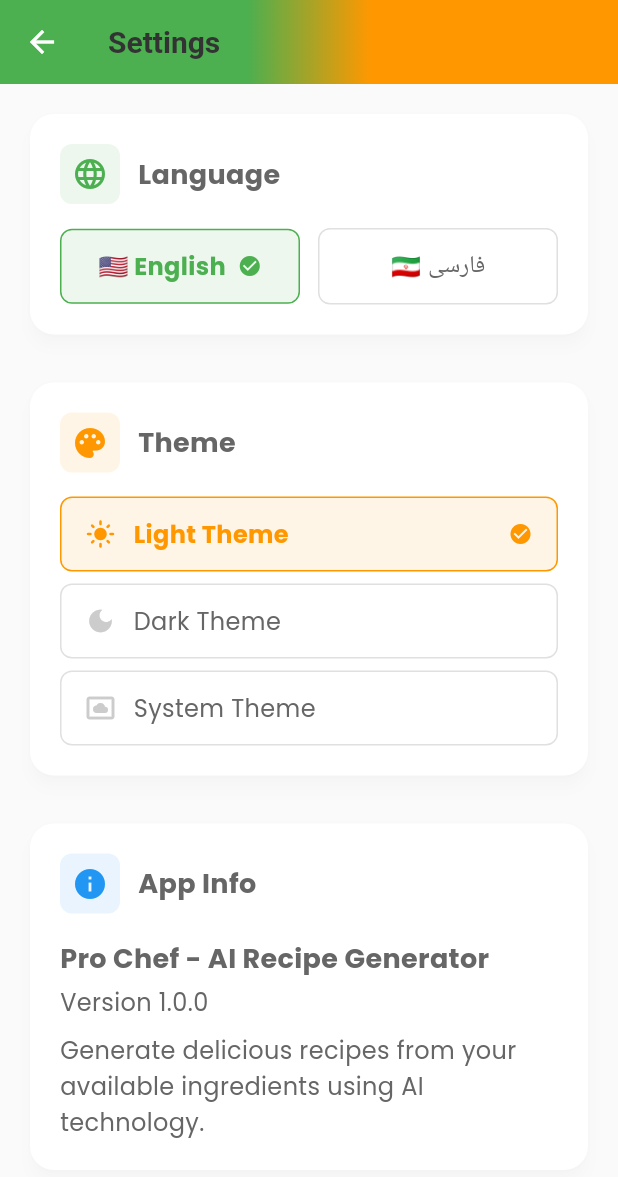
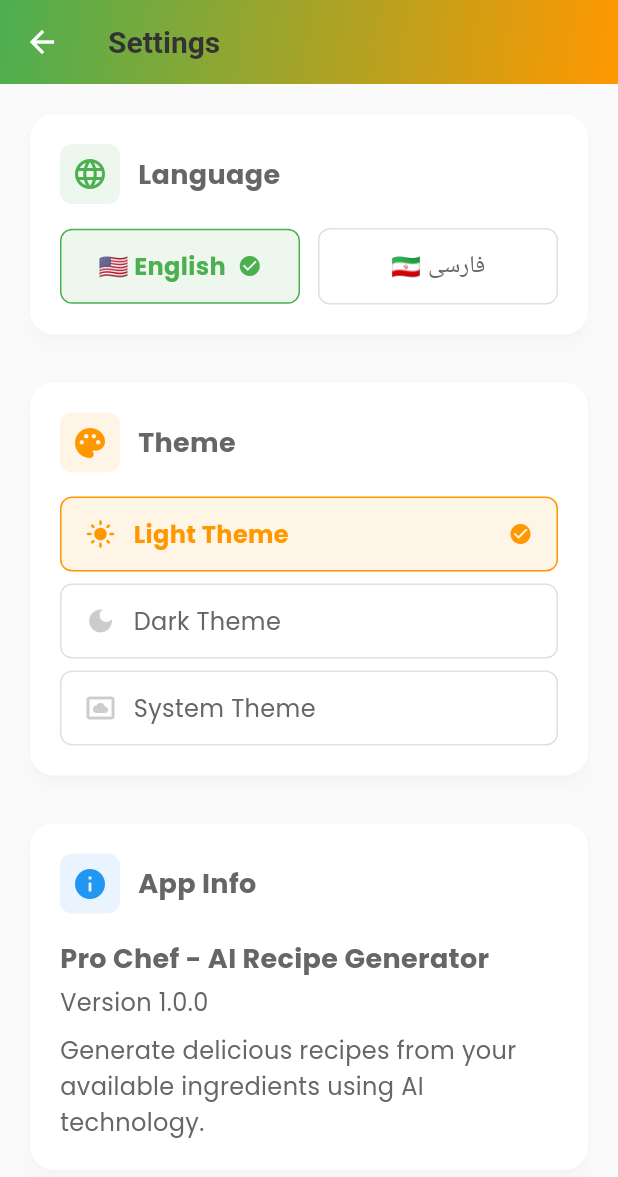
Before and after one commit to hamed75kazemii/pro_chef, a Flutter app: the screen it shows after launch, after a tap on the "settings" icon, on a phone screen of 412 x 824 dp. Shown: the top 1177 px of the screen. Run offline on Flutter 3.47's test engine with Material 3 defaults, Android fonts, the phone set to English and light mode, and no system bars; our stand-ins replace get, get_storage, google_fonts, share_plus, shared_preferences.

Commit message:
Modify home screen

```diff
--- a/lib/constants/app_colors.dart
+++ b/lib/constants/app_colors.dart
@@ -11,10 +11,9 @@ class AppColors {
 
   // Gradient Colors
   static const LinearGradient primaryGradient = LinearGradient(
-    stops: [0.40, 0.60],
-    begin: Alignment.centerLeft,
-    end: Alignment.centerRight,
-    colors: [mintGreen, warmOrange],
+    begin: Alignment.topLeft,
+    end: Alignment.bottomRight,
+    colors: [AppColors.mintGreen, AppColors.warmOrange],
   );
 
   // Background Colors
--- /dev/null
+++ b/lib/constants/app_images.dart
@@ -0,0 +1,5 @@
+import 'package:flutter/material.dart';
+
+class AppImages {
+  static Image logo = Image.asset('assets/icon/chef_pro.png');
+}
--- /dev/null
+++ b/lib/constants/screen_utills.dart
@@ -0,0 +1,4 @@
+class ScreenUtills {
+  static const double edgePadding = 15;
+  static const double cartPadding = 20;
+}
--- a/lib/main.dart
+++ b/lib/main.dart
@@ -80,6 +80,14 @@ class MyApp extends StatelessWidget {
             borderRadius: BorderRadius.circular(12),
             borderSide: const BorderSide(color: AppColors.inputFocus, width: 2),
           ),
+
+          enabledBorder: OutlineInputBorder(
+            borderRadius: BorderRadius.circular(12),
+            borderSide: const BorderSide(
+              color: AppColors.inputBorder,
+              width: 1,
+            ),
+          ),
           filled: true,
           fillColor: AppColors.inputBackground,
         ),
@@ -135,6 +143,10 @@ class MyApp extends StatelessWidget {
             borderRadius: BorderRadius.circular(12),
             borderSide: const BorderSide(color: AppColors.inputFocus, width: 2),
           ),
+          enabledBorder: OutlineInputBorder(
+            borderRadius: BorderRadius.circular(12),
+            borderSide: const BorderSide(color: AppColors.charcoal, width: 1),
+          ),
           filled: true,
           fillColor: const Color(0xFF2A2A2A),
         ),
--- /dev/null
+++ b/lib/method/share.dart
@@ -0,0 +1,22 @@
+import 'package:get/get.dart';
+import 'package:share_plus/share_plus.dart';
+
+void shareApp() {
+  final String shareText = '''
+👨‍🍳 ${'app_title'.tr}
+
+🍽️ ${'enter_ingredients_description'.tr}
+
+✨ ${'features'.tr}:
+• ${'ai_powered_suggestions'.tr}
+• ${'dietary_preferences'.tr}
+• ${'save_favorite_recipes'.tr}
+• ${'easy_instructions'.tr}
+
+📱 ${'download_now'.tr}!
+
+#ProChef #RecipeGenerator #CookingApp
+''';
+
+  Share.share(shareText, subject: 'check_out_pro_chef'.tr);
+}
--- a/lib/screens/home_screen.dart
+++ b/lib/screens/home_screen.dart
@@ -1,13 +1,12 @@
 import 'package:flutter/material.dart';
 import 'package:get/get.dart';
-import 'package:share_plus/share_plus.dart';
+import 'package:pro_chef/constants/Screen_utills.dart';
+import 'package:pro_chef/usecases/appbar/home_appbar.dart';
 import '../constants/app_colors.dart';
 import '../constants/app_text_theme.dart';
 import '../controllers/recipe_controller.dart';
 import '../controllers/root_controller.dart';
 import 'results_screen.dart';
-import 'settings_screen.dart';
-import 'saved_recipes_screen.dart';
 
 class HomeScreen extends StatefulWidget {
   const HomeScreen({super.key});
@@ -48,144 +47,44 @@ class _HomeScreenState extends State<HomeScreen> {
     });
   }
 
-  void _shareApp() {
-    final String shareText = '''
-👨‍🍳 ${'app_title'.tr}
-
-🍽️ ${'enter_ingredients_description'.tr}
-
-✨ ${'features'.tr}:
-• ${'ai_powered_suggestions'.tr}
-• ${'dietary_preferences'.tr}
-• ${'save_favorite_recipes'.tr}
-• ${'easy_instructions'.tr}
-
-📱 ${'download_now'.tr}!
-
-#ProChef #RecipeGenerator #CookingApp
-''';
-
-    Share.share(shareText, subject: '${'check_out_pro_chef'.tr}');
-  }
-
   @override
   Widget build(BuildContext context) {
     return Scaffold(
-      appBar: AppBar(
-        flexibleSpace: Container(
-          decoration: const BoxDecoration(gradient: AppColors.primaryGradient),
-        ),
-        title: Row(
+      body: SingleChildScrollView(
+        physics: ClampingScrollPhysics(),
+        child: Column(
           children: [
             Container(
-              padding: const EdgeInsets.all(8),
               decoration: BoxDecoration(
-                color: Colors.white.withOpacity(0.2),
-                borderRadius: BorderRadius.circular(12),
+                gradient: AppColors.primaryGradient,
+                borderRadius: BorderRadius.vertical(
+                  bottom: Radius.circular(20),
                 ),
-              child: Image.asset(
-                'assets/icon/chef_pro.png',
-                width: 32,
-                height: 32,
-              ),
-            ),
-            const SizedBox(width: 12),
-            Text(
-              'Pro Chef',
-              style: AppTextTheme.titleLarge.copyWith(
-                color: Colors.white,
-                fontWeight: FontWeight.bold,
-              ),
-            ),
-          ],
-        ),
-        actions: [
-          // Saved Recipes Button
-          Container(
-            margin: const EdgeInsets.only(right: 8),
-            decoration: BoxDecoration(
-              color: Colors.white.withOpacity(0.2),
-              borderRadius: BorderRadius.circular(12),
-            ),
-            child: IconButton(
-              onPressed: () {
-                Get.to(() => const SavedRecipesScreen());
-              },
-              icon: const Icon(
-                Icons.favorite_border,
-                color: Colors.white,
-                size: 24,
-              ),
-              tooltip: 'saved_recipes'.tr,
-            ),
-          ),
-          // Share App Button
-          Container(
-            margin: const EdgeInsets.only(right: 8),
-            decoration: BoxDecoration(
-              color: Colors.white.withOpacity(0.2),
-              borderRadius: BorderRadius.circular(12),
-            ),
-            child: IconButton(
-              onPressed: _shareApp,
-              icon: const Icon(Icons.share, color: Colors.white, size: 24),
-              tooltip: 'share_app'.tr,
-            ),
-          ),
-          // Settings Button
-          Container(
-            margin: const EdgeInsets.only(right: 16),
-            decoration: BoxDecoration(
-              color: Colors.white.withOpacity(0.2),
-              borderRadius: BorderRadius.circular(12),
-            ),
-            child: IconButton(
-              onPressed: () {
-                Get.to(() => const SettingsScreen());
-              },
-              icon: const Icon(Icons.settings, color: Colors.white, size: 24),
-              tooltip: 'settings'.tr,
-            ),
-          ),
-        ],
-        backgroundColor: AppColors.appBarBackground,
-        elevation: 0,
-      ),
-      body: SingleChildScrollView(
-        child: Padding(
-          padding: const EdgeInsets.all(20.0),
-          child: Column(
-            crossAxisAlignment: CrossAxisAlignment.stretch,
-            children: [
-              // Welcome Card with enhanced design
-              Container(
-                decoration: BoxDecoration(
-                  gradient: const LinearGradient(
-                    begin: Alignment.topLeft,
-                    end: Alignment.bottomRight,
-                    colors: [AppColors.mintGreen, AppColors.warmOrange],
-                  ),
-                  borderRadius: BorderRadius.circular(20),
                 boxShadow: [
                   BoxShadow(
-                      color: AppColors.mintGreen.withOpacity(0.3),
+                    color: AppColors.mintGreen.withValues(alpha: 0.3),
                     blurRadius: 20,
                     offset: const Offset(0, 10),
                   ),
                 ],
               ),
               child: Padding(
-                  padding: const EdgeInsets.all(24.0),
+                padding: EdgeInsets.symmetric(
+                  vertical: MediaQuery.of(context).padding.top,
+                  horizontal: ScreenUtills.edgePadding,
+                ),
                 child: Column(
                   children: [
+                    HomeAppbar(),
+                    SizedBox(height: 20),
                     Container(
                       width: 80,
                       height: 80,
                       decoration: BoxDecoration(
-                          color: Colors.white.withOpacity(0.2),
+                        color: Colors.white.withValues(alpha: .2),
                         borderRadius: BorderRadius.circular(40),
                         border: Border.all(
-                            color: Colors.white.withOpacity(0.3),
+                          color: Colors.white.withValues(alpha: .3),
                           width: 2,
                         ),
                       ),
@@ -217,6 +116,13 @@ class _HomeScreenState extends State<HomeScreen> {
                 ),
               ),
             ),
+
+            Padding(
+              padding: const EdgeInsets.all(20.0),
+              child: Column(
+                crossAxisAlignment: CrossAxisAlignment.stretch,
+                children: [
+                  // Welcome Card with enhanced design
                   const SizedBox(height: 32),
 
                   // Ingredients Input with improved design
@@ -274,7 +180,11 @@ class _HomeScreenState extends State<HomeScreen> {
                             ],
                           ),
                           const SizedBox(height: 20),
-                      TextField(
+                          Container(
+                            decoration: BoxDecoration(
+                              borderRadius: BorderRadius.circular(16),
+                            ),
+                            child: TextField(
                               textAlignVertical: TextAlignVertical.top,
                               textAlign:
                                   rootController.currentLanguage == 'fa'
@@ -298,6 +208,7 @@ class _HomeScreenState extends State<HomeScreen> {
                                 color: AppColors.textPrimary,
                               ),
                               onChanged: (_) => controller.clearError(),
+                            ),
                           ),
                         ],
                       ),
@@ -350,7 +261,9 @@ class _HomeScreenState extends State<HomeScreen> {
                             final selected = controller.selectedFilter.value;
                             return GestureDetector(
                               onTap: () async {
-                            final value = await showModalBottomSheet<String>(
+                                final value = await showModalBottomSheet<
+                                  String
+                                >(
                                   context: context,
                                   backgroundColor: Colors.transparent,
                                   builder: (context) {
@@ -368,14 +281,16 @@ class _HomeScreenState extends State<HomeScreen> {
                                             Container(
                                               width: 40,
                                               height: 4,
-                                          margin: const EdgeInsets.symmetric(
+                                              margin:
+                                                  const EdgeInsets.symmetric(
                                                     vertical: 12,
                                                   ),
                                               decoration: BoxDecoration(
-                                            color: AppColors.textLight,
-                                            borderRadius: BorderRadius.circular(
-                                              2,
-                                            ),
+                                                color:
+                                                    AppColors
+                                                        .appBarBackground, //TODO: Set With theme
+                                                borderRadius:
+                                                    BorderRadius.circular(2),
                                               ),
                                             ),
                                             Padding(
@@ -384,12 +299,14 @@ class _HomeScreenState extends State<HomeScreen> {
                                                 'select_dietary_preference'.tr,
                                                 style: AppTextTheme.titleMedium
                                                     .copyWith(
-                                                  fontWeight: FontWeight.bold,
+                                                      fontWeight:
+                                                          FontWeight.bold,
                                                     ),
                                               ),
                                             ),
-                                        ...controller.availableFiltersTranslated
-                                            .map((filter) {
+                                            ...controller.availableFiltersTranslated.map((
+                                              filter,
+                                            ) {
                                               final isSelected =
                                                   selected == filter;
                                               return ListTile(
@@ -459,8 +376,7 @@ class _HomeScreenState extends State<HomeScreen> {
                                                   );
                                                 },
                                               );
-                                            })
-                                            .toList(),
+                                            }).toList(),
                                             const SizedBox(height: 20),
                                           ],
                                         ),
@@ -481,7 +397,9 @@ class _HomeScreenState extends State<HomeScreen> {
                                   color: AppColors.inputBackground,
                                   borderRadius: BorderRadius.circular(12),
                                   border: Border.all(
-                                color: AppColors.inputBorder.withOpacity(0.5),
+                                    color: AppColors.inputBorder.withOpacity(
+                                      0.5,
+                                    ),
                                   ),
                                 ),
                                 child: Row(
@@ -555,7 +473,9 @@ class _HomeScreenState extends State<HomeScreen> {
                                 ? null
                                 : [
                                   BoxShadow(
-                                color: AppColors.warmOrange.withOpacity(0.3),
+                                    color: AppColors.warmOrange.withOpacity(
+                                      0.3,
+                                    ),
                                     blurRadius: 15,
                                     offset: const Offset(0, 8),
                                   ),
@@ -563,7 +483,9 @@ class _HomeScreenState extends State<HomeScreen> {
                       ),
                       child: ElevatedButton(
                         onPressed:
-                        controller.isLoading.value ? null : _generateRecipes,
+                            controller.isLoading.value
+                                ? null
+                                : _generateRecipes,
                         style: ElevatedButton.styleFrom(
                           backgroundColor:
                               controller.isLoading.value
@@ -655,6 +577,8 @@ class _HomeScreenState extends State<HomeScreen> {
                 ],
               ),
             ),
+          ],
+        ),
       ),
     );
   }
--- a/lib/screens/settings_screen.dart
+++ b/lib/screens/settings_screen.dart
@@ -1,5 +1,7 @@
 import 'package:flutter/material.dart';
 import 'package:get/get.dart';
+import 'package:pro_chef/method/share.dart';
+
 import '../constants/app_colors.dart';
 import '../constants/app_text_theme.dart';
 import '../controllers/root_controller.dart';
@@ -232,6 +234,82 @@ class SettingsScreen extends StatelessWidget {
                 ),
               ),
             ),
+            const SizedBox(height: 24),
+
+            // App Share
+            Card(
+              elevation: 4,
+              shape: RoundedRectangleBorder(
+                borderRadius: BorderRadius.circular(16),
+              ),
+              child: Padding(
+                padding: const EdgeInsets.all(20),
+                child: Column(
+                  crossAxisAlignment: CrossAxisAlignment.start,
+                  children: [
+                    Row(
+                      children: [
+                        Container(
+                          padding: const EdgeInsets.all(8),
+                          decoration: BoxDecoration(
+                            color: AppColors.info.withValues(alpha: 0.1),
+                            borderRadius: BorderRadius.circular(8),
+                          ),
+                          child: const Icon(
+                            Icons.share,
+                            color: AppColors.buttonSecondary,
+                            size: 24,
+                          ),
+                        ),
+                        const SizedBox(width: 12),
+                        Text(
+                          'App Share',
+                          style: AppTextTheme.titleMedium.copyWith(
+                            fontWeight: FontWeight.bold,
+                            color: AppColors.textSecondary,
+                          ),
+                        ),
+                      ],
+                    ),
+                    const SizedBox(height: 16),
+                    Text(
+                      'Share Pro Chef with your frineds',
+                      style: AppTextTheme.bodyLarge.copyWith(
+                        fontWeight: FontWeight.bold,
+                        color: AppColors.textSecondary,
+                      ),
+                    ),
+                    const SizedBox(height: 24),
+                    GestureDetector(
+                      onTap: shareApp,
+                      child: Container(
+                        padding: const EdgeInsets.symmetric(
+                          vertical: 12,
+                          horizontal: 16,
+                        ),
+                        decoration: BoxDecoration(
+                          borderRadius: BorderRadius.circular(8),
+                          border: Border.all(color: AppColors.inputBorder),
+                        ),
+                        child: Row(
+                          mainAxisAlignment: MainAxisAlignment.center,
+                          children: [
+                            Text(
+                              "Click to Share",
+                              style: AppTextTheme.bodyMedium.copyWith(
+                                fontWeight: FontWeight.bold,
+
+                                color: AppColors.textSecondary,
+                              ),
+                            ),
+                          ],
+                        ),
+                      ),
+                    ),
+                  ],
+                ),
+              ),
+            ),
           ],
         ),
       ),
--- /dev/null
+++ b/lib/usecases/appbar/home_appbar.dart
@@ -0,0 +1,65 @@
+import 'package:flutter/material.dart';
+import 'package:get/get.dart';
+import 'package:pro_chef/constants/app_images.dart';
+import 'package:pro_chef/constants/app_text_theme.dart';
+import 'package:pro_chef/constants/screen_utills.dart';
+import 'package:pro_chef/screens/saved_recipes_screen.dart';
+import 'package:pro_chef/screens/settings_screen.dart';
+
+class HomeAppbar extends StatelessWidget {
+  const HomeAppbar({super.key});
+
+  @override
+  Widget build(BuildContext context) {
+    return Row(
+      children: [
+        SizedBox(width: 50, height: 50, child: AppImages.logo),
+        const SizedBox(width: 5),
+        Text(
+          'Pro Chef',
+          style: AppTextTheme.titleLarge.copyWith(
+            color: Colors.white,
+            fontWeight: FontWeight.bold,
+          ),
+        ),
+
+        Spacer(),
+        // Saved Recipes Button
+        Container(
+          margin: const EdgeInsets.only(right: 8, left: 8),
+          decoration: BoxDecoration(
+            color: Colors.white.withValues(alpha: 0.2),
+            borderRadius: BorderRadius.circular(12),
+          ),
+          child: IconButton(
+            onPressed: () {
+              Get.to(() => const SavedRecipesScreen());
+            },
+            icon: const Icon(
+              Icons.bookmark_outline,
+              color: Colors.white,
+              size: 24,
+            ),
+            tooltip: 'saved_recipes'.tr,
+          ),
+        ),
+        // Share App Button
+        // ShareApp(),
+        // Settings Button
+        Container(
+          decoration: BoxDecoration(
+            color: Colors.white.withOpacity(0.2),
+            borderRadius: BorderRadius.circular(12),
+          ),
+          child: IconButton(
+            onPressed: () {
+              Get.to(() => const SettingsScreen());
+            },
+            icon: const Icon(Icons.settings, color: Colors.white, size: 24),
+            tooltip: 'settings'.tr,
+          ),
+        ),
+      ],
+    );
+  }
+}
```
Lines whose indentation alone changed are shown as unchanged.
